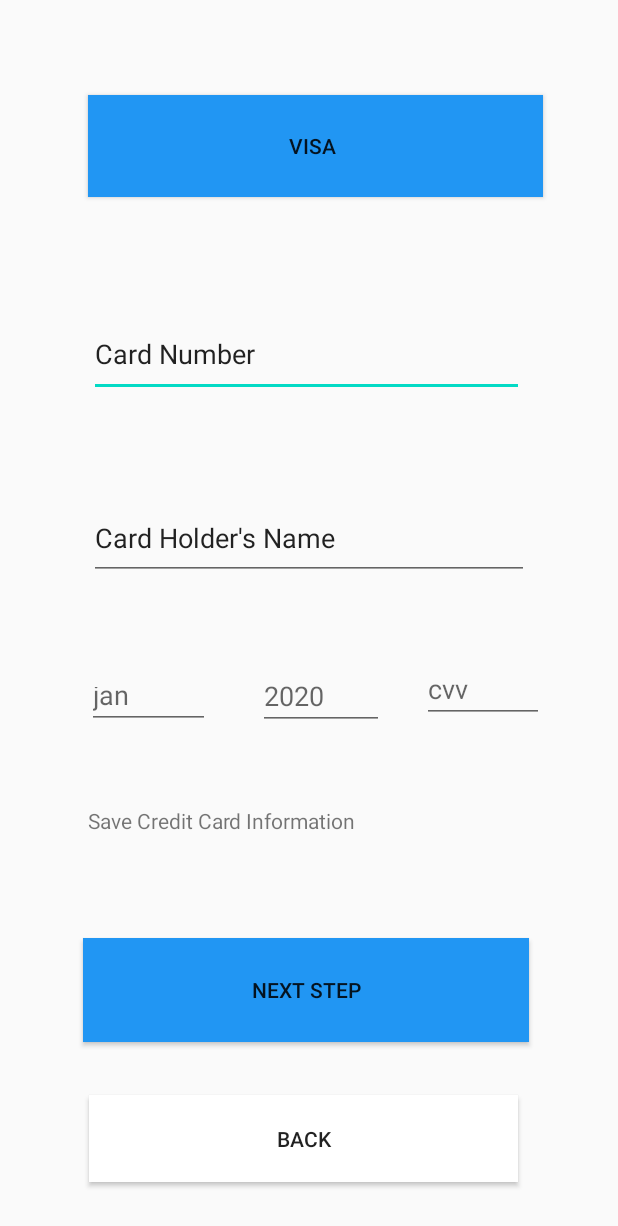
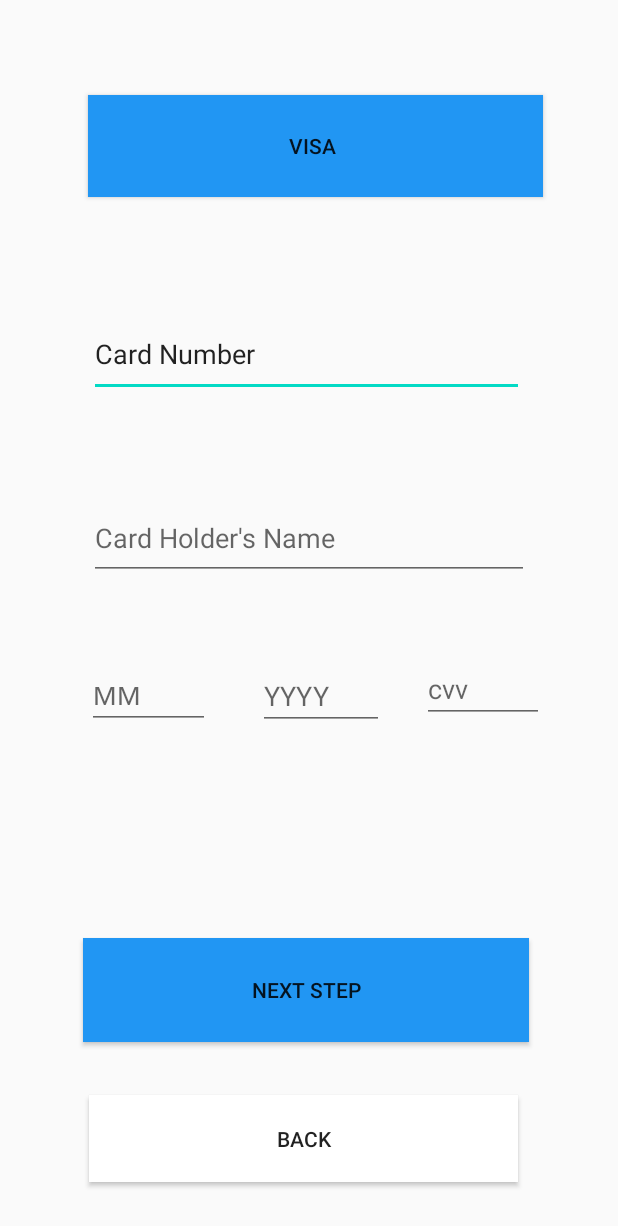
Before and after one commit to harpreetsingh786/eshops, an Android app: the layout activity_advertisement.xml on its own in the app's theme, with its tools: preview values and no code run, on a phone screen of 412 x 824 dp. Shown: the top 1226 px of the screen. Run offline under Robolectric (Android 15) with nearby library versions, the phone set to English and light mode, and no system bars.

Commit message:
manfiest fix

```diff
--- a/app/src/main/res/layout/activity_adminwelcomeactivity.xml
+++ b/app/src/main/res/layout/activity_adminwelcomeactivity.xml
@@ -19,7 +19,7 @@
 <LinearLayout
 android:layout_width="match_parent"
 android:layout_height="20dp"
-android:background="@drawable/ic_wave2"></LinearLayout>
+android:background="@drawable/ic_wave"></LinearLayout>
 
 
     <Button
--- a/app/src/main/res/layout/activity_advertisement.xml
+++ b/app/src/main/res/layout/activity_advertisement.xml
@@ -26,7 +26,7 @@
         android:layout_height="55dp"
         android:ems="10"
         android:inputType="textPersonName"
-        android:text="Card Holder's Name"
+        android:hint="Card Holder's Name"
         app:layout_constraintBottom_toBottomOf="parent"
         app:layout_constraintEnd_toEndOf="parent"
         app:layout_constraintStart_toStartOf="parent"
@@ -51,7 +51,7 @@
         android:layout_width="82dp"
         android:layout_height="38dp"
         android:ems="10"
-        android:hint="jan"
+        android:hint="MM"
         android:inputType="date"
         app:layout_constraintBottom_toBottomOf="parent"
         app:layout_constraintEnd_toEndOf="parent"
@@ -65,7 +65,7 @@
         android:layout_width="84dp"
         android:layout_height="40dp"
         android:ems="10"
-        android:hint="2020"
+        android:hint="YYYY"
         android:inputType="number"
         app:layout_constraintBottom_toBottomOf="parent"
         app:layout_constraintEnd_toEndOf="parent"
@@ -114,16 +114,5 @@
         app:layout_constraintTop_toTopOf="parent"
         app:layout_constraintVertical_bias="0.953" />
 
-    <TextView
-        android:id="@+id/textView8"
-        android:layout_width="294dp"
-        android:layout_height="40dp"
-        android:text="Save Credit Card Information"
-        app:layout_constraintBottom_toBottomOf="parent"
-        app:layout_constraintEnd_toEndOf="parent"
-        app:layout_constraintHorizontal_bias="0.495"
-        app:layout_constraintStart_toStartOf="parent"
-        app:layout_constraintTop_toTopOf="parent"
-        app:layout_constraintVertical_bias="0.685" />
 
 </androidx.constraintlayout.widget.ConstraintLayout>
```
Also changed, not shown: app/src/main/AndroidManifest.xml (+7 -0 lines).
